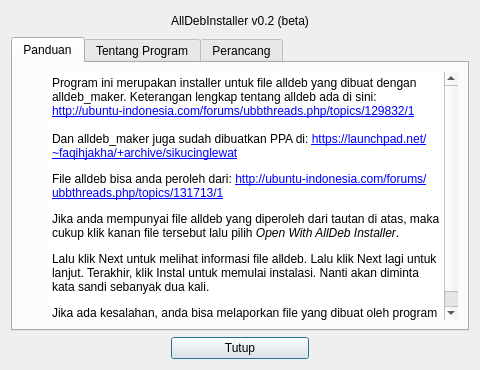
Old version of the form ui/about.ui in the repository grOS-TEAM/alldeb-source.
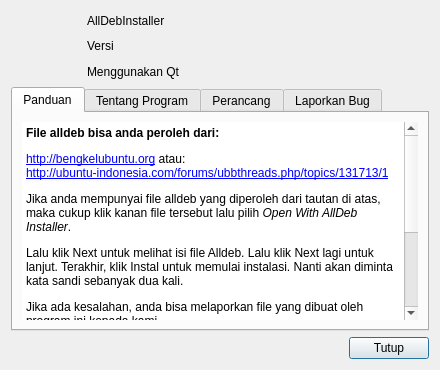
New version of the form. Icons and pictures are not drawn.

What changed in the file:
```diff
--- a/ui/about.ui
+++ b/ui/about.ui
@@ -6,7 +6,7 @@
    <rect>
     <x>0</x>
     <y>0</y>
-    <width>480</width>
+    <width>440</width>
     <height>370</height>
    </rect>
   </property>
@@ -18,87 +18,97 @@
     <normaloff>:/icon.svg</normaloff>:/icon.svg</iconset>
   </property>
   <layout class="QGridLayout" name="gridLayout">
-   <item row="0" column="0">
-    <spacer name="horizontalSpacer">
-     <property name="orientation">
-      <enum>Qt::Horizontal</enum>
-     </property>
-     <property name="sizeHint" stdset="0">
+   <item row="0" column="0" rowspan="3">
+    <widget class="QLabel" name="labelIkon">
+     <property name="minimumSize">
       <size>
-       <width>146</width>
-       <height>20</height>
+       <width>70</width>
+       <height>70</height>
       </size>
      </property>
-    </spacer>
-   </item>
-   <item row="0" column="2">
-    <spacer name="horizontalSpacer_2">
-     <property name="orientation">
-      <enum>Qt::Horizontal</enum>
-     </property>
-     <property name="sizeHint" stdset="0">
+     <property name="maximumSize">
       <size>
-       <width>146</width>
-       <height>20</height>
+       <width>70</width>
+       <height>70</height>
       </size>
      </property>
-    </spacer>
-   </item>
-   <item row="2" column="2">
-    <spacer name="horizontalSpacer_4">
-     <property name="orientation">
-      <enum>Qt::Horizontal</enum>
-     </property>
-     <property name="sizeHint" stdset="0">
-      <size>
-       <width>143</width>
-       <height>20</height>
-      </size>
-     </property>
-    </spacer>
-   </item>
-   <item row="2" column="0">
-    <spacer name="horizontalSpacer_3">
-     <property name="orientation">
-      <enum>Qt::Horizontal</enum>
-     </property>
-     <property name="sizeHint" stdset="0">
-      <size>
-       <width>143</width>
-       <height>20</height>
-      </size>
-     </property>
-    </spacer>
-   </item>
-   <item row="2" column="1">
-    <widget class="QPushButton" name="tmbTutupInfo">
      <property name="text">
-      <string>Tutup</string>
+      <string notr="true"/>
+     </property>
+     <property name="pixmap">
+      <pixmap resource="../assets/icon.qrc">:/icon.svg</pixmap>
+     </property>
+     <property name="scaledContents">
+      <bool>true</bool>
      </property>
     </widget>
    </item>
    <item row="0" column="1">
     <widget class="QLabel" name="labelNamaProgram">
      <property name="text">
-      <string>AllDebInstaller v0.2 (beta)</string>
+      <string>AllDebInstaller</string>
      </property>
     </widget>
    </item>
-   <item row="1" column="0" colspan="3">
+   <item row="1" column="1">
+    <layout class="QHBoxLayout" name="horizontalLayout_3">
+     <item>
+      <widget class="QLabel" name="labelVersiProgram">
+       <property name="sizePolicy">
+        <sizepolicy hsizetype="Fixed" vsizetype="Preferred">
+         <horstretch>0</horstretch>
+         <verstretch>0</verstretch>
+        </sizepolicy>
+       </property>
+       <property name="text">
+        <string>Versi</string>
+       </property>
+      </widget>
+     </item>
+     <item>
+      <widget class="QLabel" name="labelVersiProgram_2">
+       <property name="text">
+        <string notr="true"/>
+       </property>
+      </widget>
+     </item>
+    </layout>
+   </item>
+   <item row="2" column="1">
+    <layout class="QHBoxLayout" name="horizontalLayout_2">
+     <item>
+      <widget class="QLabel" name="labelVersiQt">
+       <property name="sizePolicy">
+        <sizepolicy hsizetype="Fixed" vsizetype="Preferred">
+         <horstretch>0</horstretch>
+         <verstretch>0</verstretch>
+        </sizepolicy>
+       </property>
+       <property name="text">
+        <string>Menggunakan Qt</string>
+       </property>
+      </widget>
+     </item>
+     <item>
+      <widget class="QLabel" name="labelVersiQt_2">
+       <property name="text">
+        <string notr="true"/>
+       </property>
+      </widget>
+     </item>
+    </layout>
+   </item>
+   <item row="3" column="0" colspan="2">
     <widget class="QTabWidget" name="tabWidget">
+     <property name="currentIndex">
+      <number>0</number>
+     </property>
      <widget class="QWidget" name="tabPanduan">
       <attribute name="title">
        <string>Panduan</string>
       </attribute>
       <layout class="QGridLayout" name="gridLayout_2">
-       <item row="0" column="0">
-        <widget class="QLabel" name="label_3">
-         <property name="pixmap">
-          <pixmap resource="../assets/icon.qrc">:/icon.svg</pixmap>
-         </property>
-        </widget>
-       </item>
-       <item row="0" column="1" rowspan="2">
+       <item row="0" column="0" rowspan="2">
         <widget class="QTextBrowser" name="teksPanduan">
          <property name="frameShape">
           <enum>QFrame::NoFrame</enum>
@@ -111,29 +121,29 @@
 &lt;html&gt;&lt;head&gt;&lt;meta name=&quot;qrichtext&quot; content=&quot;1&quot; /&gt;&lt;style type=&quot;text/css&quot;&gt;
 p, li { white-space: pre-wrap; }
 &lt;/style&gt;&lt;/head&gt;&lt;body style=&quot; font-family:'Sans Serif'; font-size:9pt; font-weight:400; font-style:normal;&quot;&gt;
-&lt;p style=&quot; margin-top:0px; margin-bottom:0px; margin-left:0px; margin-right:0px; -qt-block-indent:0; text-indent:0px;&quot;&gt;Program ini merupakan installer untuk file alldeb yang dibuat dengan alldeb_maker. Keterangan lengkap tentang alldeb ada di sini:&lt;/p&gt;
-&lt;p style=&quot; margin-top:0px; margin-bottom:0px; margin-left:0px; margin-right:0px; -qt-block-indent:0; text-indent:0px;&quot;&gt;&lt;a href=&quot;http://ubuntu-indonesia.com/forums/ubbthreads.php/topics/129832/1&quot;&gt;&lt;span style=&quot; text-decoration: underline; color:#0000ff;&quot;&gt;http://ubuntu-indonesia.com/forums/ubbthreads.php/topics/129832/1&lt;/span&gt;&lt;/a&gt;&lt;br /&gt;&lt;/p&gt;
-&lt;p style=&quot; margin-top:0px; margin-bottom:0px; margin-left:0px; margin-right:0px; -qt-block-indent:0; text-indent:0px;&quot;&gt;Dan alldeb_maker juga sudah dibuatkan PPA di: &lt;a href=&quot;https://launchpad.net/~faqihjakha/+archive/sikucinglewat&quot;&gt;&lt;span style=&quot; text-decoration: underline; color:#0000ff;&quot;&gt;https://launchpad.net/~faqihjakha/+archive/sikucinglewat&lt;/span&gt;&lt;/a&gt;&lt;/p&gt;
-&lt;p style=&quot; margin-top:12px; margin-bottom:12px; margin-left:0px; margin-right:0px; -qt-block-indent:0; text-indent:0px;&quot;&gt;File alldeb bisa anda peroleh dari: &lt;a href=&quot;http://ubuntu-indonesia.com/forums/ubbthreads.php/topics/131713/1&quot;&gt;&lt;span style=&quot; text-decoration: underline; color:#0000ff;&quot;&gt;http://ubuntu-indonesia.com/forums/ubbthreads.php/topics/131713/1&lt;/span&gt;&lt;/a&gt;&lt;/p&gt;
-&lt;p style=&quot; margin-top:12px; margin-bottom:12px; margin-left:0px; margin-right:0px; -qt-block-indent:0; text-indent:0px;&quot;&gt;Jika anda mempunyai file alldeb yang diperoleh dari tautan di atas, maka cukup klik kanan file tersebut lalu pilih &lt;span style=&quot; font-style:italic;&quot;&gt;Open With AllDeb Installer&lt;/span&gt;.&lt;/p&gt;
-&lt;p style=&quot; margin-top:12px; margin-bottom:12px; margin-left:0px; margin-right:0px; -qt-block-indent:0; text-indent:0px;&quot;&gt;Lalu klik Next untuk melihat informasi file alldeb. Lalu klik Next lagi untuk lanjut. Terakhir, klik Instal untuk memulai instalasi. Nanti akan diminta kata sandi sebanyak dua kali.&lt;/p&gt;
-&lt;p style=&quot; margin-top:12px; margin-bottom:12px; margin-left:0px; margin-right:0px; -qt-block-indent:0; text-indent:0px;&quot;&gt;Jika ada kesalahan, anda bisa melaporkan file yang dibuat oleh program ini kepada kami.&lt;/p&gt;&lt;/body&gt;&lt;/html&gt;</string>
+&lt;p style=&quot; margin-top:0px; margin-bottom:0px; margin-left:0px; margin-right:0px; -qt-block-indent:0; text-indent:0px;&quot;&gt;&lt;span style=&quot; font-weight:600;&quot;&gt;File alldeb bisa anda peroleh dari:&lt;/span&gt;&lt;/p&gt;
+&lt;p style=&quot; margin-top:12px; margin-bottom:0px; margin-left:0px; margin-right:0px; -qt-block-indent:0; text-indent:0px;&quot;&gt;&lt;a href=&quot;http://bengkelubuntu.org&quot;&gt;&lt;span style=&quot; text-decoration: underline; color:#0000ff;&quot;&gt;http://bengkelubuntu.org&lt;/span&gt;&lt;/a&gt; atau:&lt;/p&gt;
+&lt;p style=&quot; margin-top:0px; margin-bottom:12px; margin-left:0px; margin-right:0px; -qt-block-indent:0; text-indent:0px;&quot;&gt;&lt;a href=&quot;http://ubuntu-indonesia.com/forums/ubbthreads.php/topics/131713/1&quot;&gt;&lt;span style=&quot; text-decoration: underline; color:#0000ff;&quot;&gt;http://ubuntu-indonesia.com/forums/ubbthreads.php/topics/131713/1&lt;/span&gt;&lt;/a&gt;&lt;/p&gt;
+&lt;p style=&quot; margin-top:0px; margin-bottom:12px; margin-left:0px; margin-right:0px; -qt-block-indent:0; text-indent:0px;&quot;&gt;Jika anda mempunyai file alldeb yang diperoleh dari tautan di atas, maka cukup klik kanan file tersebut lalu pilih &lt;span style=&quot; font-style:italic;&quot;&gt;Open With AllDeb Installer&lt;/span&gt;.&lt;/p&gt;
+&lt;p style=&quot; margin-top:12px; margin-bottom:12px; margin-left:0px; margin-right:0px; -qt-block-indent:0; text-indent:0px;&quot;&gt;Lalu klik Next untuk melihat isi file Alldeb. Lalu klik Next lagi untuk lanjut. Terakhir, klik Instal untuk memulai instalasi. Nanti akan diminta kata sandi sebanyak dua kali.&lt;/p&gt;
+&lt;p style=&quot; margin-top:12px; margin-bottom:12px; margin-left:0px; margin-right:0px; -qt-block-indent:0; text-indent:0px;&quot;&gt;Jika ada kesalahan, anda bisa melaporkan file yang dibuat oleh program ini kepada kami.&lt;/p&gt;
+&lt;hr /&gt;
+&lt;p style=&quot; margin-top:0px; margin-bottom:0px; margin-left:0px; margin-right:0px; -qt-block-indent:0; text-indent:0px;&quot;&gt;File alldeb dibuat dengan &lt;span style=&quot; font-style:italic;&quot;&gt;alldeb_maker&lt;/span&gt;. Keterangan lengkap tentang alldeb ada di sini:&lt;/p&gt;
+&lt;p style=&quot; margin-top:0px; margin-bottom:0px; margin-left:0px; margin-right:0px; -qt-block-indent:0; text-indent:0px;&quot;&gt;&lt;a href=&quot;http://ubuntu-indonesia.com/forums/ubbthreads.php/topics/129832/1&quot;&gt;&lt;span style=&quot; text-decoration: underline; color:#0000ff;&quot;&gt;http://ubuntu-indonesia.com/forums/ubbthreads.php/topics/129832/1&lt;/span&gt;&lt;/a&gt;&lt;/p&gt;
+&lt;p style=&quot; margin-top:0px; margin-bottom:0px; margin-left:0px; margin-right:0px; -qt-block-indent:0; text-indent:0px;&quot;&gt;atau:&lt;/p&gt;
+&lt;p style=&quot; margin-top:0px; margin-bottom:0px; margin-left:0px; margin-right:0px; -qt-block-indent:0; text-indent:0px;&quot;&gt;&lt;a href=&quot;http://bengkelubuntu.org/tentang/apa-itu-alldeb/
+&quot;&gt;&lt;span style=&quot; text-decoration: underline; color:#0000ff;&quot;&gt;http://bengkelubuntu.org/tentang/apa-itu-alldeb/&lt;/span&gt;&lt;/a&gt;&lt;br /&gt;&lt;/p&gt;
+&lt;p style=&quot; margin-top:0px; margin-bottom:0px; margin-left:0px; margin-right:0px; -qt-block-indent:0; text-indent:0px;&quot;&gt;Skrip &lt;span style=&quot; font-style:italic;&quot;&gt;alldeb_maker&lt;/span&gt; sudah memiliki PPA di:&lt;/p&gt;
+&lt;p style=&quot; margin-top:0px; margin-bottom:0px; margin-left:0px; margin-right:0px; -qt-block-indent:0; text-indent:0px;&quot;&gt;&lt;a href=&quot;https://launchpad.net/~faqihjakha/+archive/sikucinglewat&quot;&gt;&lt;span style=&quot; text-decoration: underline; color:#0000ff;&quot;&gt;https://launchpad.net/~faqihjakha/+archive/sikucinglewat&lt;/span&gt;&lt;/a&gt;&lt;/p&gt;&lt;/body&gt;&lt;/html&gt;</string>
+         </property>
+         <property name="textInteractionFlags">
+          <set>Qt::LinksAccessibleByKeyboard|Qt::LinksAccessibleByMouse</set>
+         </property>
+         <property name="openExternalLinks">
+          <bool>true</bool>
          </property>
         </widget>
        </item>
-       <item row="1" column="0">
-        <spacer name="verticalSpacer_3">
-         <property name="orientation">
-          <enum>Qt::Vertical</enum>
-         </property>
-         <property name="sizeHint" stdset="0">
-          <size>
-           <width>20</width>
-           <height>197</height>
-          </size>
-         </property>
-        </spacer>
-       </item>
       </layout>
      </widget>
      <widget class="QWidget" name="tabTentang">
@@ -141,14 +151,7 @@
        <string>Tentang Program</string>
       </attribute>
       <layout class="QGridLayout" name="gridLayout_3">
-       <item row="0" column="0">
-        <widget class="QLabel" name="label_2">
-         <property name="pixmap">
-          <pixmap resource="../assets/icon.qrc">:/icon.svg</pixmap>
-         </property>
-        </widget>
-       </item>
-       <item row="0" column="1" rowspan="2">
+       <item row="0" column="0" rowspan="2">
         <widget class="QTextBrowser" name="teksTentang">
          <property name="frameShape">
           <enum>QFrame::NoFrame</enum>
@@ -166,21 +169,14 @@
 &lt;p style=&quot;-qt-paragraph-type:empty; margin-top:12px; margin-bottom:12px; margin-left:0px; margin-right:0px; -qt-block-indent:0; text-indent:0px;&quot;&gt;&lt;br /&gt;&lt;/p&gt;
 &lt;p style=&quot; margin-top:12px; margin-bottom:12px; margin-left:0px; margin-right:0px; -qt-block-indent:0; text-indent:0px;&quot;&gt;Lisensi: GPLv3&lt;/p&gt;&lt;/body&gt;&lt;/html&gt;</string>
          </property>
+         <property name="textInteractionFlags">
+          <set>Qt::LinksAccessibleByKeyboard|Qt::LinksAccessibleByMouse</set>
+         </property>
+         <property name="openExternalLinks">
+          <bool>true</bool>
+         </property>
         </widget>
        </item>
-       <item row="1" column="0">
-        <spacer name="verticalSpacer_2">
-         <property name="orientation">
-          <enum>Qt::Vertical</enum>
-         </property>
-         <property name="sizeHint" stdset="0">
-          <size>
-           <width>20</width>
-           <height>197</height>
-          </size>
-         </property>
-        </spacer>
-       </item>
       </layout>
      </widget>
      <widget class="QWidget" name="tab">
@@ -188,14 +184,7 @@
        <string>Perancang</string>
       </attribute>
       <layout class="QGridLayout" name="gridLayout_4">
-       <item row="0" column="0">
-        <widget class="QLabel" name="label">
-         <property name="pixmap">
-          <pixmap resource="../assets/icon.qrc">:/icon.svg</pixmap>
-         </property>
-        </widget>
-       </item>
-       <item row="0" column="1" rowspan="2">
+       <item row="0" column="0" rowspan="2">
         <widget class="QTextBrowser" name="teksPembuat">
          <property name="frameShape">
           <enum>QFrame::NoFrame</enum>
@@ -209,35 +198,77 @@
 p, li { white-space: pre-wrap; }
 &lt;/style&gt;&lt;/head&gt;&lt;body style=&quot; font-family:'Sans Serif'; font-size:9pt; font-weight:400; font-style:normal;&quot;&gt;
 &lt;p style=&quot; margin-top:0px; margin-bottom:0px; margin-left:0px; margin-right:0px; -qt-block-indent:0; text-indent:0px;&quot;&gt;2013-2014&lt;/p&gt;
-&lt;p style=&quot; margin-top:0px; margin-bottom:0px; margin-left:0px; margin-right:0px; -qt-block-indent:0; text-indent:0px;&quot;&gt;&lt;span style=&quot; font-weight:600;&quot;&gt;Nifa Dwi Kurniawan&lt;/span&gt;&lt;/p&gt;
-&lt;p style=&quot; margin-top:0px; margin-bottom:10px; margin-left:0px; margin-right:0px; -qt-block-indent:0; text-indent:0px;&quot;&gt;(penulis skrip alldeb_maker dan alldeb_user serta versi FLTK)&lt;/p&gt;
-&lt;p style=&quot; margin-top:0px; margin-bottom:0px; margin-left:0px; margin-right:0px; -qt-block-indent:0; text-indent:0px;&quot;&gt;2014&lt;/p&gt;
+&lt;p style=&quot; margin-top:0px; margin-bottom:12px; margin-left:0px; margin-right:0px; -qt-block-indent:0; text-indent:0px;&quot;&gt;&lt;span style=&quot; font-weight:600;&quot;&gt;Nifa Dwi Kurniawan&lt;/span&gt;&lt;/p&gt;
+&lt;p style=&quot; margin-top:0px; margin-bottom:0px; margin-left:0px; margin-right:0px; -qt-block-indent:0; text-indent:0px;&quot;&gt;2014-2015&lt;/p&gt;
 &lt;p style=&quot; margin-top:0px; margin-bottom:0px; margin-left:0px; margin-right:0px; -qt-block-indent:0; text-indent:0px;&quot;&gt;&lt;span style=&quot; font-weight:600;&quot;&gt;Slamet Badwi&lt;/span&gt;&lt;/p&gt;
-&lt;p style=&quot; margin-top:0px; margin-bottom:0px; margin-left:0px; margin-right:0px; -qt-block-indent:0; text-indent:0px;&quot;&gt;(porting kode skrip alldeb_user ke Qt)&lt;/p&gt;
-&lt;p style=&quot; margin-top:12px; margin-bottom:12px; margin-left:0px; margin-right:0px; -qt-block-indent:0; text-indent:0px;&quot;&gt;Laman Proyek: &lt;a href=&quot;https://launchpad.net/alldeb-installer&quot;&gt;&lt;span style=&quot; text-decoration: underline; color:#0057ae;&quot;&gt;https://launchpad.net/alldeb-installer&lt;/span&gt;&lt;/a&gt;&lt;/p&gt;
+&lt;p style=&quot; margin-top:12px; margin-bottom:2px; margin-left:0px; margin-right:0px; -qt-block-indent:0; text-indent:0px;&quot;&gt;Laman Proyek:&lt;/p&gt;
+&lt;p style=&quot; margin-top:0px; margin-bottom:12px; margin-left:0px; margin-right:0px; -qt-block-indent:0; text-indent:0px;&quot;&gt;&lt;a href=&quot;https://launchpad.net/alldeb-installer&quot;&gt;&lt;span style=&quot; text-decoration: underline; color:#0057ae;&quot;&gt;https://launchpad.net/alldeb-installer&lt;/span&gt;&lt;/a&gt;&lt;/p&gt;
+&lt;p style=&quot; margin-top:12px; margin-bottom:0px; margin-left:0px; margin-right:0px; -qt-block-indent:0; text-indent:0px;&quot;&gt;Bug tracker:&lt;/p&gt;
+&lt;p style=&quot; margin-top:2px; margin-bottom:0px; margin-left:0px; margin-right:0px; -qt-block-indent:0; text-indent:0px;&quot;&gt;&lt;span style=&quot; font-weight:600;&quot;&gt;Ade Malsasa Akbar&lt;/span&gt;&lt;/p&gt;
 &lt;p style=&quot; margin-top:12px; margin-bottom:0px; margin-left:0px; margin-right:0px; -qt-block-indent:0; text-indent:0px;&quot;&gt;Tim Penerjemahan:&lt;/p&gt;
 &lt;p style=&quot; margin-top:0px; margin-bottom:12px; margin-left:0px; margin-right:0px; -qt-block-indent:0; text-indent:0px;&quot;&gt;&lt;a href=&quot;https://www.transifex.com/projects/p/alldeb-installer/&quot;&gt;&lt;span style=&quot; text-decoration: underline; color:#0057ae;&quot;&gt;https://www.transifex.com/projects/p/alldeb-installer/&lt;/span&gt;&lt;/a&gt;&lt;/p&gt;
-&lt;p style=&quot; margin-top:12px; margin-bottom:12px; margin-left:0px; margin-right:0px; -qt-block-indent:0; text-indent:0px;&quot;&gt;Bahasa Inggris: &lt;span style=&quot; font-weight:600;&quot;&gt;Ikhwan Setiawan&lt;/span&gt;&lt;/p&gt;&lt;/body&gt;&lt;/html&gt;</string>
+&lt;p style=&quot; margin-top:12px; margin-bottom:0px; margin-left:0px; margin-right:0px; -qt-block-indent:0; text-indent:0px;&quot;&gt;Penerjemah Bahasa Inggris:&lt;/p&gt;
+&lt;p style=&quot; margin-top:2px; margin-bottom:0px; margin-left:0px; margin-right:0px; -qt-block-indent:0; text-indent:0px;&quot;&gt;&lt;span style=&quot; font-weight:600;&quot;&gt;Ikhwan Setiawan&lt;/span&gt;&lt;/p&gt;
+&lt;p style=&quot; margin-top:0px; margin-bottom:0px; margin-left:0px; margin-right:0px; -qt-block-indent:0; text-indent:0px;&quot;&gt;&lt;span style=&quot; font-weight:600;&quot;&gt;Reza Faiz A Rahman&lt;/span&gt;&lt;/p&gt;&lt;/body&gt;&lt;/html&gt;</string>
+         </property>
+         <property name="textInteractionFlags">
+          <set>Qt::LinksAccessibleByKeyboard|Qt::LinksAccessibleByMouse</set>
+         </property>
+         <property name="openExternalLinks">
+          <bool>true</bool>
          </property>
         </widget>
        </item>
-       <item row="1" column="0">
-        <spacer name="verticalSpacer">
-         <property name="orientation">
-          <enum>Qt::Vertical</enum>
+      </layout>
+     </widget>
+     <widget class="QWidget" name="tab_2">
+      <attribute name="title">
+       <string>Laporkan Bug</string>
+      </attribute>
+      <layout class="QGridLayout" name="gridLayout_5">
+       <item row="0" column="0">
+        <widget class="QLabel" name="label">
+         <property name="text">
+          <string>&lt;html&gt;&lt;head/&gt;&lt;body&gt;&lt;p&gt;Kirimkanlah laporan bug ke alamat:&lt;/p&gt;&lt;p&gt;&lt;a href=&quot;https://bugs.launchpad.net/alldeb-installer/+filebug&quot;&gt;&lt;span style=&quot; text-decoration: underline; color:#0000ff;&quot;&gt;https://bugs.launchpad.net/alldeb-installer/+filebug&lt;/span&gt;&lt;/a&gt;&lt;/p&gt;&lt;/body&gt;&lt;/html&gt;</string>
          </property>
-         <property name="sizeHint" stdset="0">
-          <size>
-           <width>20</width>
-           <height>197</height>
-          </size>
+         <property name="openExternalLinks">
+          <bool>true</bool>
          </property>
-        </spacer>
+        </widget>
        </item>
       </layout>
      </widget>
     </widget>
    </item>
+   <item row="4" column="0" colspan="2">
+    <layout class="QHBoxLayout" name="horizontalLayout">
+     <item>
+      <spacer name="horizontalSpacer_3">
+       <property name="orientation">
+        <enum>Qt::Horizontal</enum>
+       </property>
+       <property name="sizeHint" stdset="0">
+        <size>
+         <width>143</width>
+         <height>20</height>
+        </size>
+       </property>
+      </spacer>
+     </item>
+     <item>
+      <widget class="QPushButton" name="tmbTutupInfo">
+       <property name="text">
+        <string>Tutup</string>
+       </property>
+       <property name="icon">
+        <iconset theme="dialog-close">
+         <normaloff/>
+        </iconset>
+       </property>
+      </widget>
+     </item>
+    </layout>
+   </item>
   </layout>
  </widget>
  <resources>
```
